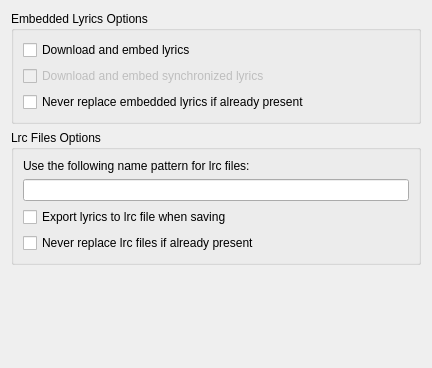
The window that plugins/lrclib_lyrics/option_lrclib_lyrics.ui (twodoorcoupe/picard-plugins) describes before a commit, drawn with Qt 5.
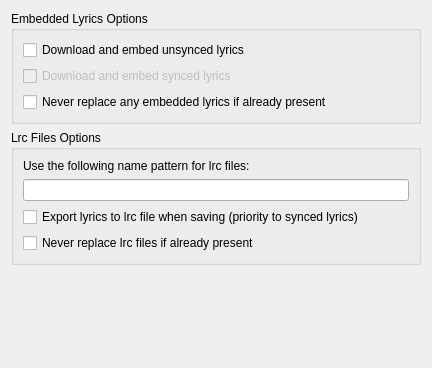
The same window after the commit.

Commit message: Fix nested quotation marks and make unsynced/synced lyrics distiction clear

Patch:
```diff
--- a/plugins/lrclib_lyrics/option_lrclib_lyrics.ui
+++ b/plugins/lrclib_lyrics/option_lrclib_lyrics.ui
@@ -23,7 +23,7 @@
       <item>
        <widget class="QCheckBox" name="lyrics">
         <property name="text">
-         <string>Download and embed lyrics</string>
+         <string>Download and embed unsynced lyrics</string>
         </property>
        </widget>
       </item>
@@ -33,7 +33,7 @@
          <bool>false</bool>
         </property>
         <property name="text">
-         <string>Download and embed synchronized lyrics</string>
+         <string>Download and embed synced lyrics</string>
         </property>
         <property name="checkable">
          <bool>false</bool>
@@ -43,7 +43,7 @@
       <item>
        <widget class="QCheckBox" name="replace_embedded">
         <property name="text">
-         <string>Never replace embedded lyrics if already present</string>
+         <string>Never replace any embedded lyrics if already present</string>
         </property>
        </widget>
       </item>
@@ -69,7 +69,7 @@
       <item>
        <widget class="QCheckBox" name="export_lyrics">
         <property name="text">
-         <string>Export lyrics to lrc file when saving</string>
+         <string>Export lyrics to lrc file when saving (priority to synced lyrics)</string>
         </property>
        </widget>
       </item>
```
The commit also changes 2 other files.
